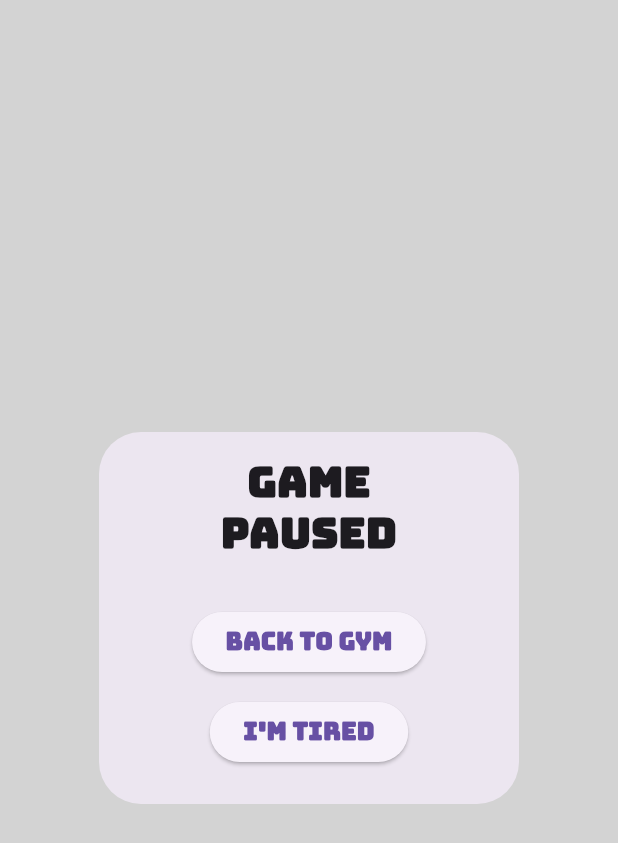
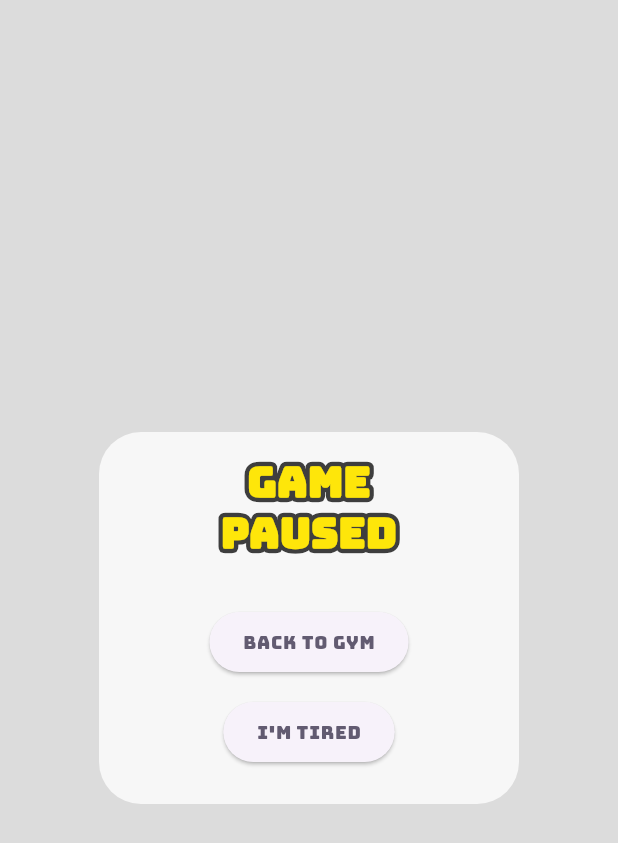
Before and after one commit to FaaiqKhan/muscles_builder, a Flutter app: the GamePauseScreen screen opened directly with empty values, on a phone screen of 412 x 824 dp. Shown: the top 843 px of the screen. Run offline on Flutter 3.47's test engine with Material 3 defaults, Android fonts, the phone set to English and light mode, and no system bars; our stand-ins replace bloc, equatable, flutter_bloc, google_mobile_ads, package_info_plus, shared_preferences; missing offline and left inert: flame, flame_audio; accounts and stored records are empty; network calls fail.

Commit message:
theme updated

```diff
--- a/lib/main.dart
+++ b/lib/main.dart
@@ -43,8 +43,8 @@ class MyApp extends StatelessWidget {
       builder: (context, state) {
         return MaterialApp(
           theme: musclesBuilderThemeData,
-          darkTheme: ThemeData.dark().copyWith(
-            extensions: <ThemeExtension<dynamic>>[
+          darkTheme: musclesBuilderThemeData.copyWith(
+            extensions: <ThemeExtension<MusclesBuilderTheme>>[
               MusclesBuilderTheme.dark,
             ],
           ),
--- a/lib/screens/game_pause_screen.dart
+++ b/lib/screens/game_pause_screen.dart
@@ -12,16 +12,41 @@ class GamePauseScreen extends StatelessWidget {
   @override
   Widget build(BuildContext context) {
     return Scaffold(
-      backgroundColor: context.musclesBuilderTheme.unselected,
+      backgroundColor: context.musclesBuilderTheme.background,
       body: AlertDialog(
+        backgroundColor: context.musclesBuilderTheme.dialogBoxSurface,
         content: Column(
           mainAxisSize: MainAxisSize.min,
           crossAxisAlignment: CrossAxisAlignment.center,
           children: [
-            Text(
-              "Game\npaused",
-              textAlign: TextAlign.center,
-              style: Theme.of(context).textTheme.displaySmall,
+            Stack(
+              children: <Widget>[
+                // Stroked text as border.
+                Text(
+                  "Game\nPaused",
+                  style: Theme.of(context)
+                      .textTheme
+                      .displaySmall
+                      ?.copyWith(
+                      foreground: Paint()
+                        ..style = PaintingStyle.stroke
+                        ..strokeWidth = 6
+                        ..color = context
+                            .musclesBuilderTheme.primaryText),
+                  textAlign: TextAlign.center,
+                ),
+                // Solid text as fill.
+                Text(
+                  "Game\nPaused",
+                  style: Theme.of(context)
+                      .textTheme
+                      .displaySmall
+                      ?.copyWith(
+                      color: context
+                          .musclesBuilderTheme.accentText),
+                  textAlign: TextAlign.center,
+                ),
+              ],
             ),
             const SizedBox(height: Spacings.contentSpacingOf32),
             ElevatedButton(
@@ -29,7 +54,12 @@ class GamePauseScreen extends StatelessWidget {
                 gameRef.resumeEngine();
                 gameRef.overlays.remove(GamePauseScreen.id);
               },
-              child: const Text("Back to Gym"),
+              child: Text(
+                "Back to Gym",
+                style: Theme.of(context).textTheme.labelSmall?.copyWith(
+                      color: Theme.of(context).colorScheme.secondary,
+                    ),
+              ),
             ),
             const SizedBox(height: Spacings.contentSpacingOf12),
             ElevatedButton(
@@ -39,7 +69,12 @@ class GamePauseScreen extends StatelessWidget {
                 gameRef.overlays.remove(GamePauseScreen.id);
                 Navigator.of(context).pop();
               },
-              child: const Text("I'm tired"),
+              child: Text(
+                "I'm tired",
+                style: Theme.of(context).textTheme.labelSmall?.copyWith(
+                      color: Theme.of(context).colorScheme.secondary,
+                    ),
+              ),
             ),
           ],
         ),
--- a/lib/screens/settings_screen.dart
+++ b/lib/screens/settings_screen.dart
@@ -31,7 +31,7 @@ class SettingsScreen extends StatelessWidget {
               ),
         ),
         iconTheme: IconThemeData(
-          color: context.musclesBuilderTheme.button,
+          color: context.musclesBuilderTheme.primaryText,
         ),
       ),
       backgroundColor: context.musclesBuilderTheme.background,
--- a/lib/theme/muscles_builder_theme.dart
+++ b/lib/theme/muscles_builder_theme.dart
@@ -12,6 +12,7 @@ class MusclesBuilderTheme extends ThemeExtension<MusclesBuilderTheme> {
   final Color powerUpPurple;
   final Color powerUpBlue;
   final Color unselected;
+  final Color dialogBoxSurface;
 
   const MusclesBuilderTheme({
     required this.background,
@@ -25,12 +26,13 @@ class MusclesBuilderTheme extends ThemeExtension<MusclesBuilderTheme> {
     required this.powerUpPurple,
     required this.powerUpBlue,
     required this.unselected,
+    required this.dialogBoxSurface,
   });
 
   static MusclesBuilderTheme dark = MusclesBuilderTheme(
     background: Color(0xFF111111),
     primaryText: Color(0xFFFFFFFF),
-    accentText: Color(0xFFFFE600),
+    accentText: Color(0xFFFF4C4C),
     button: Color(0xFFFF4C4C),
     buttonHover: Color(0xFFFFE600),
     damageBar: Color(0xFFFF0000),
@@ -39,6 +41,7 @@ class MusclesBuilderTheme extends ThemeExtension<MusclesBuilderTheme> {
     powerUpPurple: Color(0xFF9C27B0),
     powerUpBlue: Color(0xFF00BFFF),
     unselected: Color(0xFFFFFFFF),
+    dialogBoxSurface: Color(0xFFF7F7F7),
   );
 
   @override
@@ -54,6 +57,7 @@ class MusclesBuilderTheme extends ThemeExtension<MusclesBuilderTheme> {
     Color? powerUpPurple,
     Color? powerUpBlue,
     Color? unselected,
+    Color? dialogBoxSurface,
   }) {
     return MusclesBuilderTheme(
       background: background ?? this.background,
@@ -67,6 +71,7 @@ class MusclesBuilderTheme extends ThemeExtension<MusclesBuilderTheme> {
       powerUpPurple: powerUpPurple ?? this.powerUpPurple,
       powerUpBlue: powerUpBlue ?? this.powerUpBlue,
       unselected: unselected ?? this.unselected,
+      dialogBoxSurface: dialogBoxSurface ?? this.dialogBoxSurface,
     );
   }
 
@@ -88,6 +93,8 @@ class MusclesBuilderTheme extends ThemeExtension<MusclesBuilderTheme> {
       powerUpPurple: Color.lerp(powerUpPurple, other.powerUpPurple, t)!,
       powerUpBlue: Color.lerp(powerUpBlue, other.powerUpBlue, t)!,
       unselected: Color.lerp(unselected, other.unselected, t)!,
+      dialogBoxSurface:
+          Color.lerp(dialogBoxSurface, other.dialogBoxSurface, t)!,
     );
   }
 }
--- a/lib/theme/theme.dart
+++ b/lib/theme/theme.dart
@@ -75,7 +75,7 @@ final ThemeData musclesBuilderThemeData = ThemeData(
       fontWeight: FontWeight.w500,
     ),
   ),
-  extensions: const <ThemeExtension<dynamic>>[
+  extensions: const <ThemeExtension<MusclesBuilderTheme>>[
     MusclesBuilderTheme(
       background: Color(0xFFDCDCDC),
       primaryText: Color(0xFF3E3E3E),
@@ -88,6 +88,7 @@ final ThemeData musclesBuilderThemeData = ThemeData(
       powerUpPurple: Color(0xFF9C27B0),
       powerUpBlue: Color(0xFF00BFFF),
       unselected: Color(0xFFD3D3D3),
+      dialogBoxSurface: Color(0xFFF7F7F7),
     ),
   ],
 );
--- a/lib/utils/ui_utils.dart
+++ b/lib/utils/ui_utils.dart
@@ -9,7 +9,7 @@ class UiUtils {
     bool isSelected,
   ) {
     return isSelected
-        ? context.musclesBuilderTheme.primaryText
-        : context.musclesBuilderTheme.unselected;
+        ? context.musclesBuilderTheme.accentText
+        : context.musclesBuilderTheme.primaryText;
   }
 }
--- a/lib/widgets/game_sound_widget.dart
+++ b/lib/widgets/game_sound_widget.dart
@@ -24,7 +24,8 @@ class GameSoundWidget extends StatelessWidget {
           builder: (context, state) {
             return Switch(
               value: state.gameSoundSwitch,
-              activeColor: context.musclesBuilderTheme.primaryText,
+              activeColor: context.musclesBuilderTheme.accentText,
+              activeTrackColor: context.musclesBuilderTheme.primaryText,
               inactiveTrackColor:
                   context.musclesBuilderTheme.unselected,
               onChanged: context.read<SettingsCubit>().updateGameSoundSwitch,
```
Also changed, not shown: lib/screens/home_screen.dart (+5 -2 lines).
